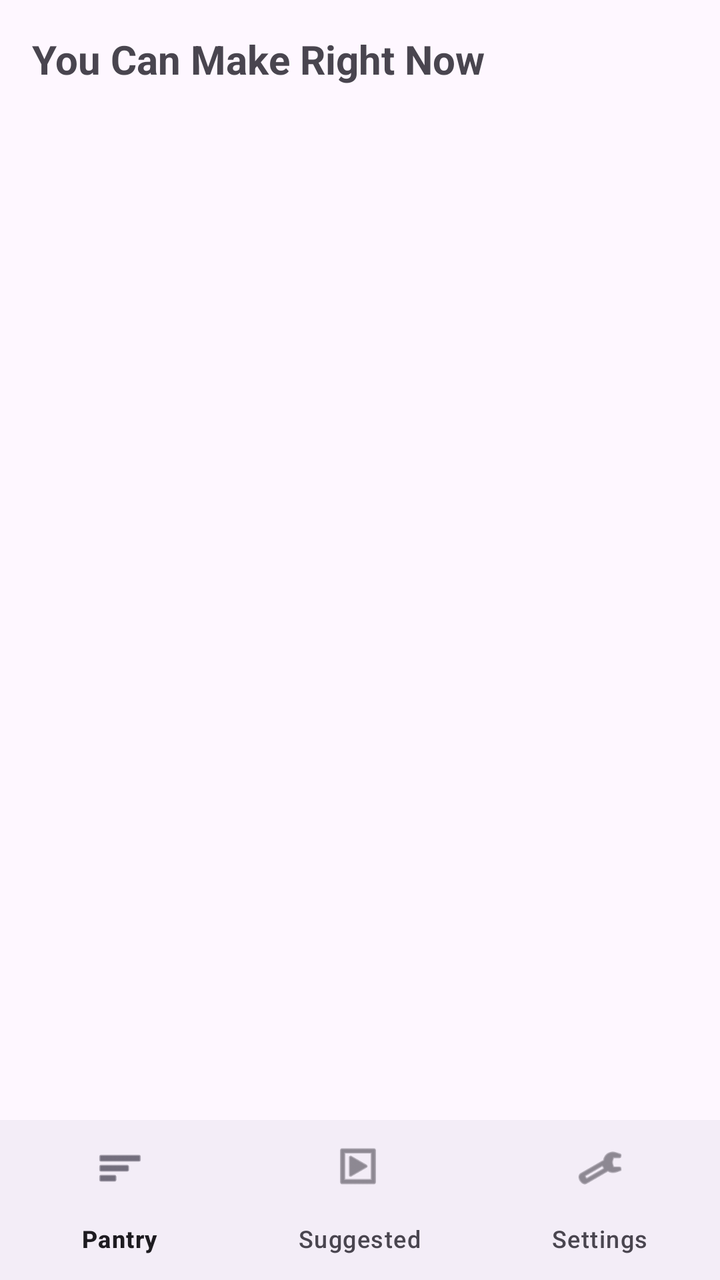
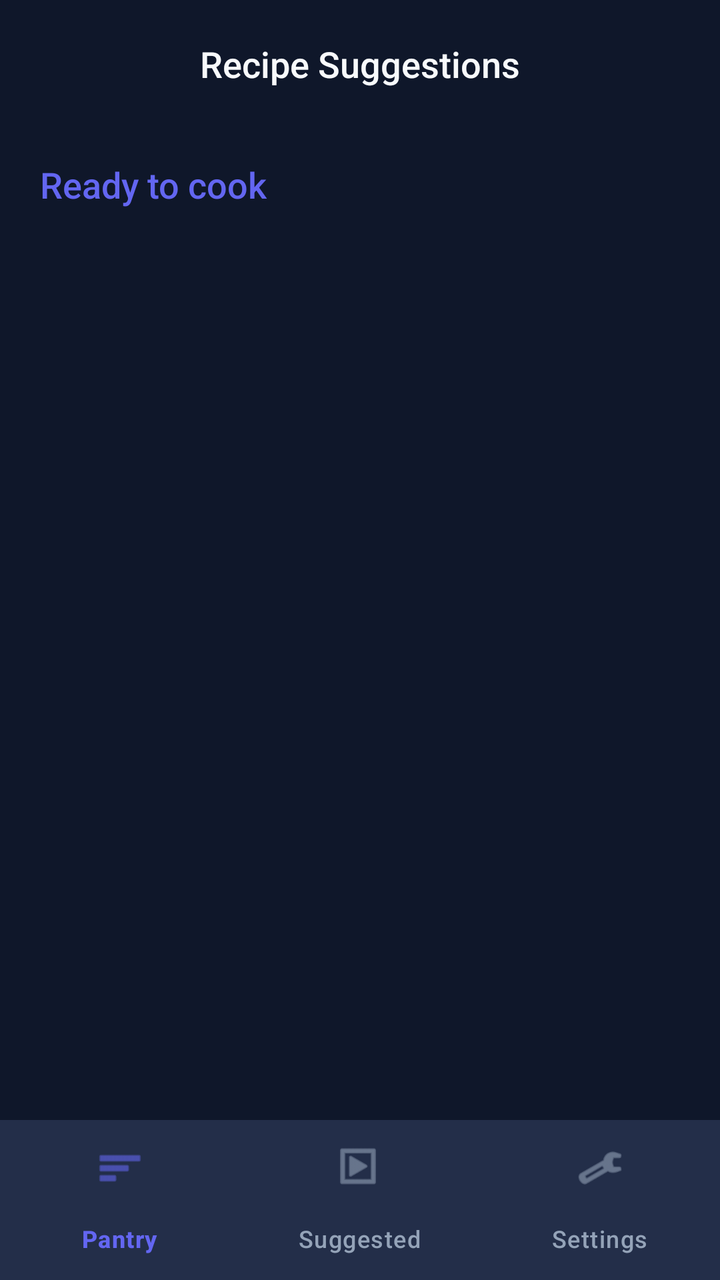

Before-and-after screenshots of an Android layout around one commit, followed by the original layout XML and the change that was made.
<!-- AndroidManifest.xml: application theme Theme.SmartPantryManager -->
<!-- res/layout/activity_suggested.xml -->
<?xml version="1.0" encoding="utf-8"?>
<androidx.constraintlayout.widget.ConstraintLayout
    xmlns:android="http://schemas.android.com/apk/res/android"
    xmlns:app="http://schemas.android.com/apk/res-auto"
    android:layout_width="match_parent"
    android:layout_height="match_parent">

    <TextView
        android:id="@+id/txtTitle"
        android:layout_width="match_parent"
        android:layout_height="wrap_content"
        android:padding="16dp"
        android:text="You Can Make Right Now"
        android:textSize="20sp"
        android:textStyle="bold"
        app:layout_constraintTop_toTopOf="parent"/>

    <androidx.recyclerview.widget.RecyclerView
        android:id="@+id/recyclerSuggested"
        android:layout_width="match_parent"
        android:layout_height="0dp"
        app:layout_constraintTop_toBottomOf="@id/txtTitle"
        app:layout_constraintBottom_toTopOf="@id/bottomNav"/>

    <TextView
        android:id="@+id/txtNoMatch"
        android:layout_width="0dp"
        android:layout_height="wrap_content"
        android:padding="24dp"
        android:gravity="center"
        android:text="No recipes match your pantry yet - add more ingredients"
        android:visibility="gone"
        android:textSize="16sp"
        app:layout_constraintTop_toTopOf="parent"
        app:layout_constraintBottom_toBottomOf="parent"
        app:layout_constraintStart_toStartOf="parent"
        app:layout_constraintEnd_toEndOf="parent"/>

    <com.google.android.material.bottomnavigation.BottomNavigationView
        android:id="@+id/bottomNav"
        android:layout_width="match_parent"
        android:layout_height="wrap_content"
        app:menu="@menu/bottom_nav_menu"
        app:layout_constraintBottom_toBottomOf="parent"/>

</androidx.constraintlayout.widget.ConstraintLayout>
<!-- resources referenced by this layout -->
<resources>
  <style name="Theme.SmartPantryManager" parent="Base.Theme.SmartPantryManager" />
  <style name="Base.Theme.SmartPantryManager" parent="Theme.Material3.DayNight.NoActionBar">
          
          
      </style>
</resources>

<!-- the commit's change to res/layout/activity_suggested.xml (unified diff, before → after) -->
@@ -1,46 +1,152 @@
 <?xml version="1.0" encoding="utf-8"?>
-<androidx.constraintlayout.widget.ConstraintLayout
+<androidx.coordinatorlayout.widget.CoordinatorLayout
     xmlns:android="http://schemas.android.com/apk/res/android"
     xmlns:app="http://schemas.android.com/apk/res-auto"
+    xmlns:tools="http://schemas.android.com/tools"
     android:layout_width="match_parent"
-    android:layout_height="match_parent">
+    android:layout_height="match_parent"
+    android:background="@color/bg_deep_slate">
 
-    <TextView
-        android:id="@+id/txtTitle"
+    <com.google.android.material.appbar.AppBarLayout
         android:layout_width="match_parent"
         android:layout_height="wrap_content"
-        android:padding="16dp"
-        android:text="You Can Make Right Now"
-        android:textSize="20sp"
-        android:textStyle="bold"
-        app:layout_constraintTop_toTopOf="parent"/>
+        android:background="@color/bg_deep_slate"
+        app:elevation="0dp">
 
-    <androidx.recyclerview.widget.RecyclerView
-        android:id="@+id/recyclerSuggested"
+        <com.google.android.material.appbar.MaterialToolbar
+            android:id="@+id/toolbarSuggested"
+            android:layout_width="match_parent"
+            android:layout_height="?attr/actionBarSize"
+            app:title="Recipe Suggestions"
+            app:titleCentered="true"
+            app:titleTextAppearance="@style/AppTitleMedium" />
+    </com.google.android.material.appbar.AppBarLayout>
+
+    <androidx.constraintlayout.widget.ConstraintLayout
         android:layout_width="match_parent"
-        android:layout_height="0dp"
-        app:layout_constraintTop_toBottomOf="@id/txtTitle"
-        app:layout_constraintBottom_toTopOf="@id/bottomNav"/>
+        android:layout_height="match_parent"
+        app:layout_behavior="@string/appbar_scrolling_view_behavior">
 
-    <TextView
-        android:id="@+id/txtNoMatch"
-        android:layout_width="0dp"
-        android:layout_height="wrap_content"
-        android:padding="24dp"
-        android:gravity="center"
-        android:text="No recipes match your pantry yet - add more ingredients"
-        android:visibility="gone"
-        android:textSize="16sp"
-        app:layout_constraintTop_toTopOf="parent"
-        app:layout_constraintBottom_toBottomOf="parent"
-        app:layout_constraintStart_toStartOf="parent"
-        app:layout_constraintEnd_toEndOf="parent"/>
+        <TextView
+            android:id="@+id/txtTitle"
+            android:layout_width="match_parent"
+            android:layout_height="wrap_content"
+            android:paddingHorizontal="20dp"
+            android:paddingVertical="16dp"
+            android:text="Ready to cook"
+            android:textAppearance="@style/AppTitleMedium"
+            android:textColor="@color/accent_indigo"
+            app:layout_constraintTop_toTopOf="parent" />
+
+        <androidx.recyclerview.widget.RecyclerView
+            android:id="@+id/recyclerSuggested"
+            android:layout_width="match_parent"
+            android:layout_height="0dp"
+            android:paddingHorizontal="8dp"
+            android:clipToPadding="false"
+            app:layout_constraintTop_toBottomOf="@id/txtTitle"
+            app:layout_constraintBottom_toBottomOf="parent"
+            tools:listitem="@layout/item_recipe" />
+
+        <LinearLayout
+            android:id="@+id/txtNoMatch"
+            android:layout_width="wrap_content"
+            android:layout_height="wrap_content"
+            android:orientation="vertical"
+            android:gravity="center"
+            android:padding="32dp"
+            android:visibility="gone"
+            app:layout_constraintTop_toTopOf="parent"
+            app:layout_constraintBottom_toBottomOf="parent"
+            app:layout_constraintStart_toStartOf="parent"
+            app:layout_constraintEnd_toEndOf="parent">
+
+            <ImageView
+                android:layout_width="80dp"
+                android:layout_height="80dp"
+                android:src="@android:drawable/ic_menu_report_image"
+                app:tint="@color/text_low_contrast" />
+
+            <TextView
+                android:layout_width="wrap_content"
+                android:layout_height="wrap_content"
+                android:layout_marginTop="16dp"
+                android:text="No recipes match"
+                android:textAppearance="@style/AppTitleMedium"
+                android:textColor="@color/text_medium_contrast" />
+
+            <TextView
+                android:layout_width="wrap_content"
+                android:layout_height="wrap_content"
+                android:layout_marginTop="4dp"
+                android:gravity="center"
+                android:text="Add more ingredients to your pantry to see what you can make!"
+                android:textAppearance="@style/AppBodyLarge"
+                android:textColor="@color/text_low_contrast" />
+        </LinearLayout>
+
+    </androidx.constraintlayout.widget.ConstraintLayout>
 
     <com.google.android.material.bottomnavigation.BottomNavigationView
         android:id="@+id/bottomNav"
         android:layout_width="match_parent"
         android:layout_height="wrap_content"
+        android:layout_gravity="bottom"
         app:menu="@menu/bottom_nav_menu"
-        app:layout_constraintBottom_toBottomOf="parent"/>
+        style="@style/AppBottomNavStyle" />
 
-</androidx.constraintlayout.widget.ConstraintLayout>
+</androidx.coordinatorlayout.widget.CoordinatorLayout>
+<!-- res/layout/item_recipe.xml (included above) -->
+<?xml version="1.0" encoding="utf-8"?>
+<com.google.android.material.card.MaterialCardView
+    xmlns:android="http://schemas.android.com/apk/res/android"
+    xmlns:app="http://schemas.android.com/apk/res-auto"
+    android:layout_width="match_parent"
+    android:layout_height="wrap_content"
+    android:layout_marginHorizontal="12dp"
+    android:layout_marginVertical="6dp"
+    app:cardElevation="2dp"
+    app:cardCornerRadius="16dp"
+    app:strokeWidth="0.5dp"
+    app:strokeColor="@color/surface_soft_charcoal">
+
+    <androidx.constraintlayout.widget.ConstraintLayout
+        android:layout_width="match_parent"
+        android:layout_height="wrap_content"
+        android:padding="16dp"
+        android:background="@color/surface_soft_charcoal">
+
+        <TextView
+            android:id="@+id/txtRecipeName"
+            android:layout_width="0dp"
+            android:layout_height="wrap_content"
+            android:textAppearance="@style/AppTitleMedium"
+            android:textColor="@color/text_high_contrast"
+            app:layout_constraintTop_toTopOf="parent"
+            app:layout_constraintStart_toStartOf="parent"
+            app:layout_constraintEnd_toEndOf="parent" />
+
+        <TextView
+            android:id="@+id/txtRecipeCount"
+            android:layout_width="0dp"
+            android:layout_height="wrap_content"
+            android:layout_marginTop="8dp"
+            android:textAppearance="@style/AppBodyLarge"
+            android:textColor="@color/accent_indigo"
+            app:layout_constraintTop_toBottomOf="@id/txtRecipeName"
+            app:layout_constraintStart_toStartOf="parent"
+            app:layout_constraintEnd_toEndOf="parent" />
+
+        <com.google.android.material.button.MaterialButton
+            android:layout_width="wrap_content"
+            android:layout_height="wrap_content"
+            android:layout_marginTop="12dp"
+            android:text="View Details"
+            style="@style/Widget.Material3.Button.TextButton"
+            android:padding="0dp"
+            android:textColor="@color/accent_indigo"
+            app:layout_constraintTop_toBottomOf="@id/txtRecipeCount"
+            app:layout_constraintStart_toStartOf="parent" />
+
+    </androidx.constraintlayout.widget.ConstraintLayout>
+</com.google.android.material.card.MaterialCardView>
<!-- resource entries referenced after the edit -->
@@ -1,9 +1,81 @@
 <!-- resources referenced by this layout -->
 <resources>
+  <color name="accent_indigo">#6366F1</color>
+  <color name="bg_deep_slate">#0F172A</color>
+  <color name="surface_soft_charcoal">#1E293B</color>
+  <color name="text_high_contrast">#F8FAFC</color>
+  <color name="text_low_contrast">#64748B</color>
+  <color name="text_medium_contrast">#94A3B8</color>
+  <style name="AppBodyLarge">
+          <item name="android:textColor">@color/text_medium_contrast</item>
+          <item name="android:textSize">16sp</item>
+      </style>
+  <style name="AppBottomNavStyle" parent="Widget.Material3.BottomNavigationView">
+          <item name="backgroundTint">@color/surface_soft_charcoal</item>
+          <item name="itemIconTint">@color/nav_item_tint</item>
+          <item name="itemTextColor">@color/nav_item_tint</item>
+          <item name="itemRippleColor">@color/accent_indigo</item>
+      </style>
+  <style name="AppTitleMedium">
+          <item name="android:textColor">@color/text_high_contrast</item>
+          <item name="android:textSize">18sp</item>
+          <item name="android:fontFamily">sans-serif-medium</item>
+      </style>
   <style name="Theme.SmartPantryManager" parent="Base.Theme.SmartPantryManager" />
-  <style name="Base.Theme.SmartPantryManager" parent="Theme.Material3.DayNight.NoActionBar">
+  <style name="Base.Theme.SmartPantryManager" parent="Theme.Material3.Dark.NoActionBar">
           
+          <item name="colorPrimary">@color/accent_indigo</item>
+          <item name="colorOnPrimary">@color/white</item>
+          <item name="colorPrimaryContainer">@color/accent_indigo_variant</item>
+          <item name="colorOnPrimaryContainer">@color/white</item>
+  
           
+          <item name="colorSecondary">@color/text_medium_contrast</item>
+          <item name="colorOnSecondary">@color/bg_deep_slate</item>
+  
+          
+          <item name="android:statusBarColor">@color/bg_deep_slate</item>
+          <item name="android:windowLightStatusBar">false</item>
+  
+          
+          <item name="android:windowBackground">@color/bg_deep_slate</item>
+          <item name="colorSurface">@color/surface_soft_charcoal</item>
+          <item name="colorOnSurface">@color/text_high_contrast</item>
+          <item name="colorSurfaceVariant">@color/surface_soft_charcoal</item>
+          <item name="colorOnSurfaceVariant">@color/text_medium_contrast</item>
+  
+          
+          <item name="textAppearanceHeadlineLarge">@style/AppHeadlineLarge</item>
+          <item name="textAppearanceTitleMedium">@style/AppTitleMedium</item>
+          <item name="textAppearanceBodyLarge">@style/AppBodyLarge</item>
+  
+          
+          <item name="materialCardViewStyle">@style/AppCardStyle</item>
+          <item name="textInputStyle">@style/AppTextInputStyle</item>
+          <item name="bottomNavigationStyle">@style/AppBottomNavStyle</item>
+      </style>
+  <color name="white">#FFFFFF</color>
+  <color name="accent_indigo_variant">#4F46E5</color>
+  <style name="AppHeadlineLarge">
+          <item name="android:textColor">@color/text_high_contrast</item>
+          <item name="android:textSize">32sp</item>
+          <item name="android:fontFamily">sans-serif-medium</item>
+      </style>
+  <style name="AppCardStyle" parent="Widget.Material3.CardView.Elevated">
+          <item name="cardBackgroundColor">@color/surface_soft_charcoal</item>
+          <item name="cardCornerRadius">16dp</item>
+          <item name="cardElevation">2dp</item>
+          <item name="strokeColor">@color/accent_indigo</item>
+          <item name="strokeWidth">0.5dp</item>
+      </style>
+  <style name="AppTextInputStyle" parent="Widget.Material3.TextInputLayout.OutlinedBox">
+          <item name="boxStrokeColor">@color/accent_indigo</item>
+          <item name="boxCornerRadiusTopStart">12dp</item>
+          <item name="boxCornerRadiusTopEnd">12dp</item>
+          <item name="boxCornerRadiusBottomStart">12dp</item>
+          <item name="boxCornerRadiusBottomEnd">12dp</item>
+          <item name="hintTextColor">@color/text_medium_contrast</item>
+          <item name="android:textColorHint">@color/text_low_contrast</item>
       </style>
 </resources>
 
